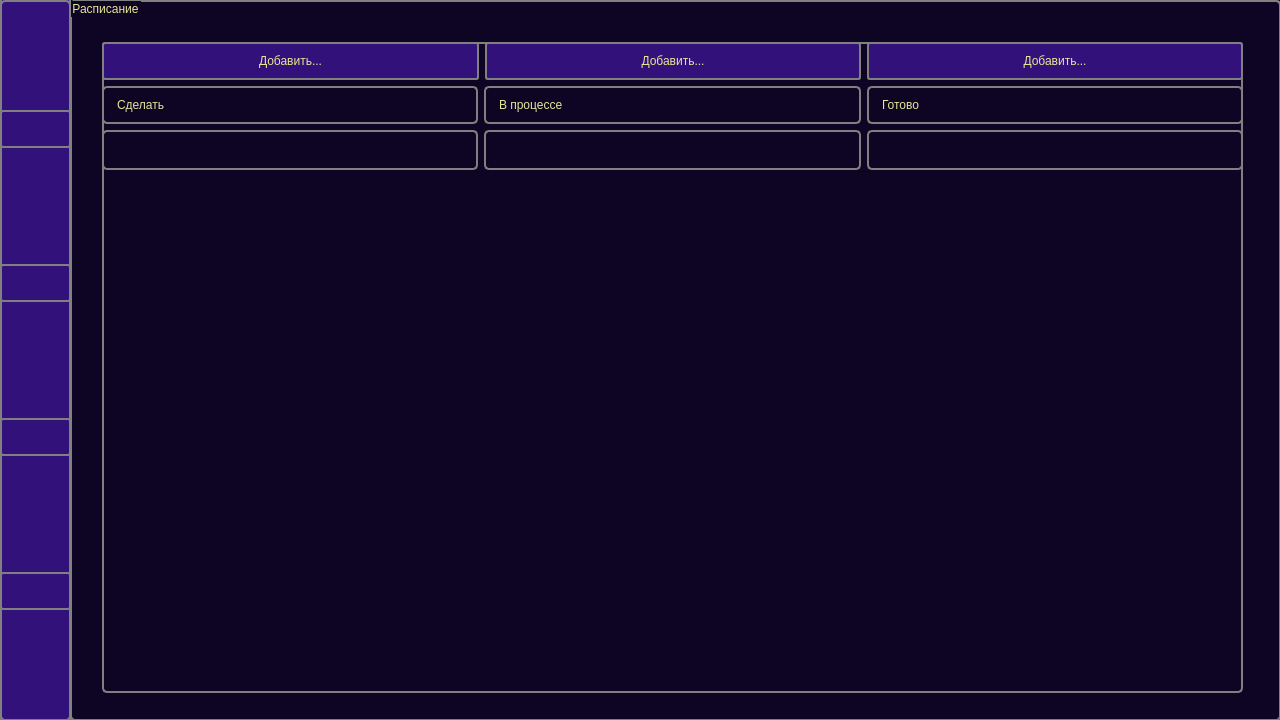
Qt form main.ui (ZeNik77/MEGAPROJECT) before a commit.
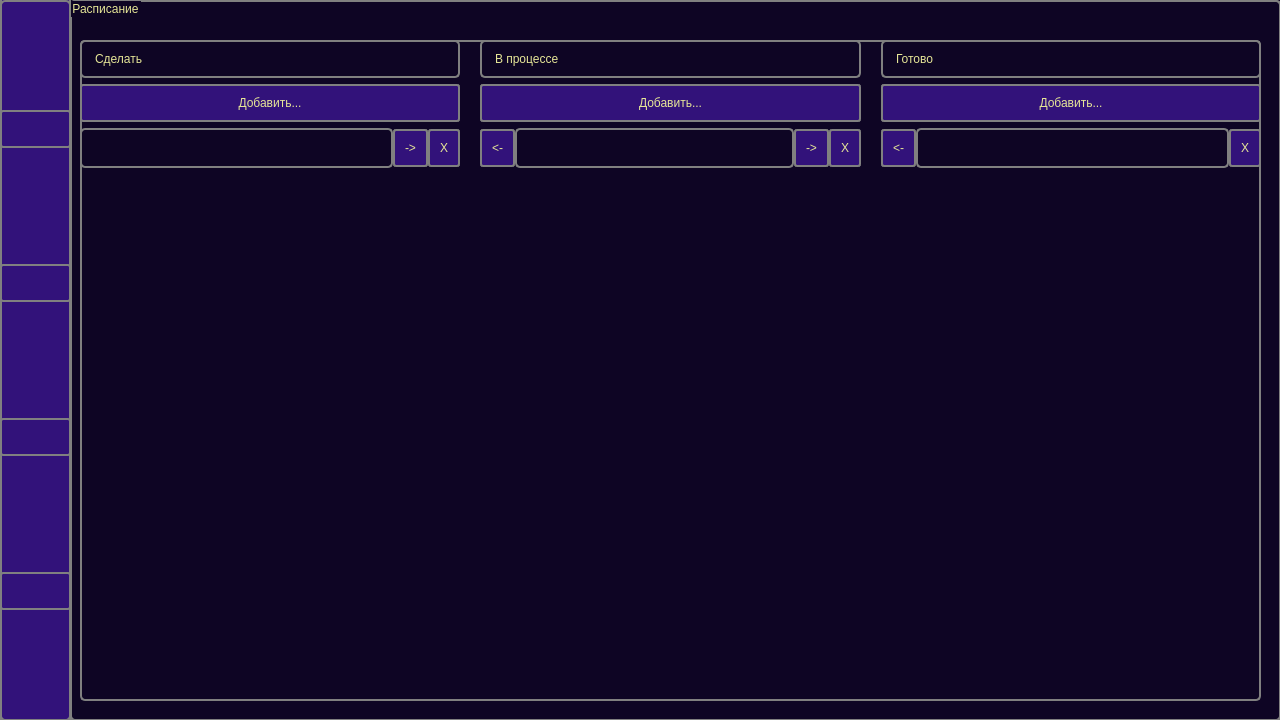
The same form after that commit. Icons and pictures are not drawn.

What changed in the file:
```diff
--- a/main.ui
+++ b/main.ui
@@ -251,17 +251,22 @@
     <widget class="QWidget" name="layoutWidget">
      <property name="geometry">
       <rect>
-       <x>32</x>
-       <y>42</y>
-       <width>1141</width>
-       <height>651</height>
+       <x>10</x>
+       <y>40</y>
+       <width>1181</width>
+       <height>661</height>
       </rect>
      </property>
      <layout class="QGridLayout" name="gridLayout">
-      <item row="0" column="0" colspan="2">
-       <layout class="QHBoxLayout" name="horizontalLayout">
+      <property name="horizontalSpacing">
+       <number>20</number>
+      </property>
+      <item row="3" column="2">
+       <layout class="QVBoxLayout" name="layout_inprocess">
         <item>
-         <widget class="QPushButton" name="btn_todo">
+         <layout class="QHBoxLayout" name="horizontalLayout_3" stretch="0,0,0,0">
+          <item>
+           <widget class="QPushButton" name="btn_left1">
           <property name="styleSheet">
            <string notr="true">QPushButton:hover
 {
@@ -274,12 +279,15 @@
 }</string>
           </property>
           <property name="text">
-           <string>Добавить...</string>
+             <string>&lt;-</string>
           </property>
          </widget>
         </item>
         <item>
-         <widget class="QPushButton" name="btn_inprocess">
+           <widget class="QLineEdit" name="lineEdit_st2"/>
+          </item>
+          <item>
+           <widget class="QPushButton" name="btn_right2">
           <property name="styleSheet">
            <string notr="true">QPushButton:hover
 {
@@ -292,14 +300,12 @@
 }</string>
           </property>
           <property name="text">
-           <string>Добавить...</string>
+             <string>-&gt;</string>
           </property>
          </widget>
         </item>
-       </layout>
-      </item>
-      <item row="0" column="2">
-       <widget class="QPushButton" name="btn_done">
+          <item>
+           <widget class="QPushButton" name="btn_delete2">
         <property name="styleSheet">
          <string notr="true">QPushButton:hover
 {
@@ -312,23 +318,73 @@
 }</string>
         </property>
         <property name="text">
-         <string>Добавить...</string>
+             <string>X</string>
         </property>
        </widget>
       </item>
-      <item row="1" column="0">
+         </layout>
+        </item>
+        <item>
+         <spacer name="verticalSpacer_2">
+          <property name="orientation">
+           <enum>Qt::Vertical</enum>
+          </property>
+          <property name="sizeHint" stdset="0">
+           <size>
+            <width>20</width>
+            <height>40</height>
+           </size>
+          </property>
+         </spacer>
+        </item>
+       </layout>
+      </item>
+      <item row="3" column="0">
        <layout class="QVBoxLayout" name="layout_todo">
         <item>
-         <widget class="QLabel" name="label_todo">
-          <property name="text">
-           <string>Сделать</string>
-          </property>
-         </widget>
-        </item>
+         <layout class="QHBoxLayout" name="horizontalLayout_2" stretch="0,0,0">
         <item>
          <widget class="QLineEdit" name="lineEdit_st1"/>
         </item>
         <item>
+           <widget class="QPushButton" name="btn_right1">
+            <property name="styleSheet">
+             <string notr="true">QPushButton:hover
+{
+ background-color: #2a0f66;
+}
+QPushButton
+{
+	background-color:#32127a;
+	border-radius: 3;
+}</string>
+            </property>
+            <property name="text">
+             <string>-&gt;</string>
+            </property>
+           </widget>
+          </item>
+          <item>
+           <widget class="QPushButton" name="btn_delete1">
+            <property name="styleSheet">
+             <string notr="true">QPushButton:hover
+{
+ background-color: #2a0f66;
+}
+QPushButton
+{
+	background-color:#32127a;
+	border-radius: 3;
+}</string>
+            </property>
+            <property name="text">
+             <string>X</string>
+            </property>
+           </widget>
+          </item>
+         </layout>
+        </item>
+        <item>
          <spacer name="verticalSpacer">
           <property name="orientation">
            <enum>Qt::Vertical</enum>
@@ -343,12 +399,25 @@
         </item>
        </layout>
       </item>
-      <item row="1" column="2">
+      <item row="3" column="3">
        <layout class="QVBoxLayout" name="layout_done">
         <item>
-         <widget class="QLabel" name="label_done">
+         <layout class="QHBoxLayout" name="horizontalLayout_4" stretch="0,0,0">
+          <item>
+           <widget class="QPushButton" name="btn_left2">
+            <property name="styleSheet">
+             <string notr="true">QPushButton:hover
+{
+ background-color: #2a0f66;
+}
+QPushButton
+{
+	background-color:#32127a;
+	border-radius: 3;
+}</string>
+            </property>
           <property name="text">
-           <string>Готово</string>
+             <string>&lt;-</string>
           </property>
          </widget>
         </item>
@@ -356,6 +425,26 @@
          <widget class="QLineEdit" name="lineEdit_st3"/>
         </item>
         <item>
+           <widget class="QPushButton" name="btn_delete3">
+            <property name="styleSheet">
+             <string notr="true">QPushButton:hover
+{
+ background-color: #2a0f66;
+}
+QPushButton
+{
+	background-color:#32127a;
+	border-radius: 3;
+}</string>
+            </property>
+            <property name="text">
+             <string>X</string>
+            </property>
+           </widget>
+          </item>
+         </layout>
+        </item>
+        <item>
          <spacer name="verticalSpacer_3">
           <property name="orientation">
            <enum>Qt::Vertical</enum>
@@ -370,32 +459,80 @@
         </item>
        </layout>
       </item>
-      <item row="1" column="1">
-       <layout class="QVBoxLayout" name="layout_inprocess">
-        <item>
+      <item row="1" column="2">
+       <widget class="QPushButton" name="btn_inprocess">
+        <property name="styleSheet">
+         <string notr="true">QPushButton:hover
+{
+ background-color: #2a0f66;
+}
+QPushButton
+{
+	background-color:#32127a;
+	border-radius: 3;
+}</string>
+        </property>
+        <property name="text">
+         <string>Добавить...</string>
+        </property>
+       </widget>
+      </item>
+      <item row="1" column="3">
+       <widget class="QPushButton" name="btn_done">
+        <property name="styleSheet">
+         <string notr="true">QPushButton:hover
+{
+ background-color: #2a0f66;
+}
+QPushButton
+{
+	background-color:#32127a;
+	border-radius: 3;
+}</string>
+        </property>
+        <property name="text">
+         <string>Добавить...</string>
+        </property>
+       </widget>
+      </item>
+      <item row="0" column="2">
          <widget class="QLabel" name="label_inprocess">
           <property name="text">
            <string>В процессе</string>
           </property>
          </widget>
         </item>
-        <item>
-         <widget class="QLineEdit" name="lineEdit_st2"/>
-        </item>
-        <item>
-         <spacer name="verticalSpacer_2">
-          <property name="orientation">
-           <enum>Qt::Vertical</enum>
-          </property>
-          <property name="sizeHint" stdset="0">
-           <size>
-            <width>20</width>
-            <height>40</height>
-           </size>
-          </property>
-         </spacer>
-        </item>
-       </layout>
+      <item row="0" column="0">
+       <widget class="QLabel" name="label_todo">
+        <property name="text">
+         <string>Сделать</string>
+        </property>
+       </widget>
+      </item>
+      <item row="1" column="0">
+       <widget class="QPushButton" name="btn_todo">
+        <property name="styleSheet">
+         <string notr="true">QPushButton:hover
+{
+ background-color: #2a0f66;
+}
+QPushButton
+{
+	background-color:#32127a;
+	border-radius: 3;
+}</string>
+        </property>
+        <property name="text">
+         <string>Добавить...</string>
+        </property>
+       </widget>
+      </item>
+      <item row="0" column="3">
+       <widget class="QLabel" name="label_done">
+        <property name="text">
+         <string>Готово</string>
+        </property>
+       </widget>
       </item>
      </layout>
     </widget>
```
Lines whose indentation alone changed are shown as unchanged.
